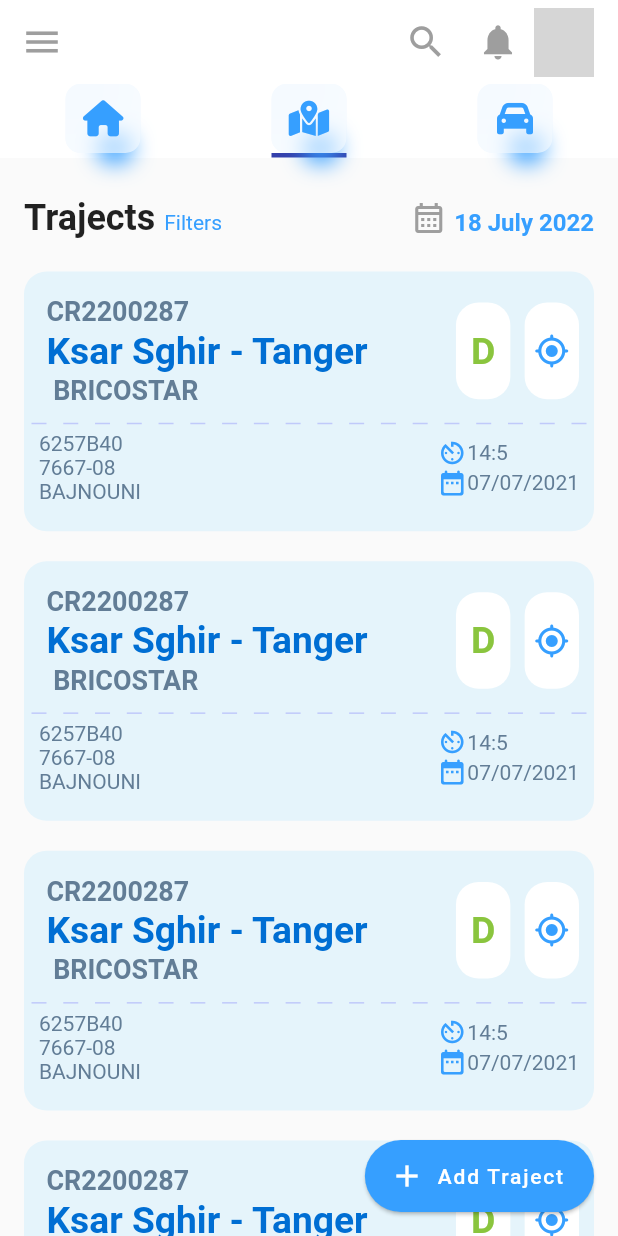
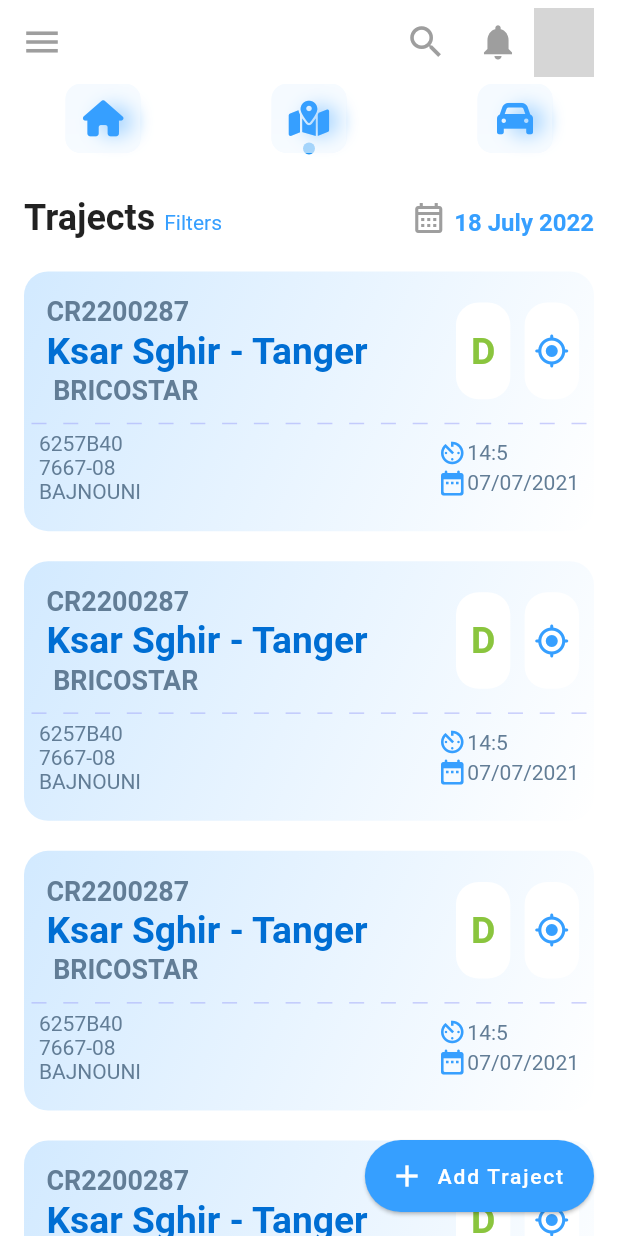
Before and after one commit to abdessamadpas/Sendagest-Transport-Management, a Flutter app: the MainScreen screen opened directly, tab 2 chosen, on a phone screen of 412 x 824 dp. Run offline on Flutter 3.47's test engine with Material 2 defaults, Android fonts, the phone set to English and light mode, and no system bars; our stand-ins replace fl_chart, flutter_inset_box_shadow, flutter_screenutil, flutter_switch, font_awesome_flutter, gap; missing offline and left inert: blurry, ternav_icons; network calls fail; Roboto replaces fonts that are missing (Montserrat); grey boxes are pictures that could not be loaded.

Commit message:
setup cars tab

```diff
--- a/lib/data/data.dart
+++ b/lib/data/data.dart
@@ -1,44 +1,11 @@
 import 'package:sendatrack/constant.dart';
 import 'package:flutter/material.dart';
-import 'package:ternav_icons/ternav_icons.dart';
 
-import '../model/course_model.dart';
-import '../model/planing_model.dart';
+import '../model/trajects_model.dart';
 import '../model/statistics_model.dart';
 
-final List<Course> course = [
-  Course(
-      text: "France",
-      lessons: "35 Lessons",
-      imageUrl: "images/pic/img1.png",
-      percent: 75,
-      backImage: "images/box/box1.png",
-      color: kDarkBlue),
-  Course(
-      text: "Portugese",
-      lessons: "30 Lessons",
-      imageUrl: "images/pic/img2.png",
-      percent: 50,
-      backImage: "images/box/box2.png",
-      color: kOrange),
-  Course(
-      text: "Italian",
-      lessons: "20 Lessons",
-      imageUrl: "images/pic/img3.png",
-      percent: 25,
-      backImage: "images/box/box3.png",
-      color: kGreen),
-  Course(
-      text: "German",
-      lessons: "40 Lessons",
-      imageUrl: "images/pic/img4.png",
-      percent: 75,
-      backImage: "images/box/box4.png",
-      color: kYellow),
-];
-
-final List<Planing> planing = [
-  Planing(
+final List<Traject> trajects = [
+  Traject(
     heading: "Bricostar SARL",
     subHeadingTime: "8:00 AM - 05/01/2023",
     subHeadingDriver: "Driver: John Doe",
@@ -48,7 +15,7 @@
       color: kDarkBlue,
     ),
   ),
-  Planing(
+  Traject(
     heading: "Sostmeier automotive",
     subHeadingTime: "8:00 AM - 05/01/2023",
     subHeadingDriver: "Driver: John Doe",
@@ -58,7 +25,7 @@
       color: kGreen,
     ),
   ),
-  Planing(
+  Traject(
     heading: "Sostmeier automotive",
     subHeadingTime: "8:00 AM - 05/01/2023",
     subHeadingDriver: "Driver: John Doe",
@@ -68,7 +35,7 @@
       color: kGreen,
     ),
   ),
-  Planing(
+  Traject(
     heading: "Sostmeier automotive",
     subHeadingTime: "8:00 AM - 05/01/2023",
     subHeadingDriver: "Driver: John Doe",
@@ -78,7 +45,7 @@
       color: kGreen,
     ),
   ),
-  Planing(
+  Traject(
     heading: "Sostmeier automotive",
     subHeadingTime: "8:00 AM - 05/01/2023",
     subHeadingDriver: "Driver: John Doe",
@@ -88,7 +55,7 @@
       color: kGreen,
     ),
   ),
-  Planing(
+  Traject(
     heading: "Sostmeier automotive",
     subHeadingTime: "8:00 AM - 05/01/2023",
     subHeadingDriver: "Driver: John Doe",
@@ -98,7 +65,7 @@
       color: kGreen,
     ),
   ),
-  Planing(
+  Traject(
     heading: "Sostmeier automotive",
     subHeadingTime: "8:00 AM - 05/01/2023",
     subHeadingDriver: "Driver: John Doe",
--- a/lib/model/planing_model.dart
+++ b/lib/model/trajects_model.dart
@@ -1,13 +1,13 @@
 import 'package:flutter/material.dart';
 
-class Planing {
+class Traject {
   final String heading;
   final String subHeadingTime;
   final String subHeadingDriver;
   final Icon icon;
   final Color color;
 
-  Planing({
+  Traject({
     required this.heading,
     required this.subHeadingTime,
     required this.subHeadingDriver,
--- a/lib/screens/add_traject_page.dart
+++ b/lib/screens/add_traject_page.dart
@@ -1,14 +1,10 @@
 // ignore_for_file: prefer_const_literals_to_create_immutables, prefer_const_constructors
-
 import 'dart:ui';
-
 import 'package:flutter/material.dart';
 import 'package:sendatrack/screens/main_screen.dart';
 import 'package:sendatrack/widgets/textFormField.dart';
 import '../constant.dart';
 import 'package:blurry/blurry.dart';
-import 'package:sendatrack/screens/main_screen.dart';
-import 'package:sendatrack/widgets/test.dart';
 
 class AddTraject extends StatefulWidget {
   const AddTraject({super.key});
@@ -34,7 +30,7 @@
         elevation: 0,
         backgroundColor: Colors.white.withAlpha(200),
         title: const Text('Add Traject',
-            style: TextStyle(color: kDarkBlue, fontWeight: FontWeight.w800)),
+            style: TextStyle(color: DarkBlueTest, fontWeight: FontWeight.w800)),
         centerTitle: true,
         leading: IconButton(
           icon: const Icon(Icons.arrow_back_ios),
--- a/lib/screens/components/home_screen.dart
+++ b/lib/screens/components/home_screen.dart
@@ -1,7 +1,6 @@
 import 'package:sendatrack/screens/components/chart_container.dart';
 import 'package:sendatrack/widgets/activity_header.dart';
 import 'package:sendatrack/widgets/bar_chart.dart';
-import 'package:sendatrack/widgets/courses_grid.dart';
 import 'package:sendatrack/widgets/projects_grid.dart';
 import 'package:sendatrack/widgets/statistics_grid.dart';
 import 'package:flutter/material.dart' hide BoxDecoration, BoxShadow;
@@ -24,6 +23,7 @@
   @override
   Widget build(BuildContext context) {
     return Scaffold(
+      backgroundColor: Color.fromARGB(255, 255, 255, 255),
       body: SingleChildScrollView(
         physics: const BouncingScrollPhysics(),
         child: Padding(
--- a/lib/screens/main_screen.dart
+++ b/lib/screens/main_screen.dart
@@ -3,7 +3,6 @@
 import 'package:sendatrack/screens/components/chart_container.dart';
 import 'package:sendatrack/widgets/activity_header.dart';
 import 'package:sendatrack/widgets/bar_chart.dart';
-import 'package:sendatrack/widgets/courses_grid.dart';
 import 'package:sendatrack/widgets/projects_grid.dart';
 import 'package:sendatrack/widgets/statistics_grid.dart';
 import 'package:flutter/material.dart' hide BoxDecoration, BoxShadow;
@@ -14,6 +13,7 @@
 import 'package:sendatrack/screens/components/home_screen.dart';
 import 'package:font_awesome_flutter/font_awesome_flutter.dart';
 import 'package:flutter_inset_box_shadow/flutter_inset_box_shadow.dart';
+import 'package:sendatrack/screens/cars.dart';
 
 class MainScreen extends StatelessWidget {
   const MainScreen({Key? key}) : super(key: key);
@@ -23,6 +23,7 @@
     return DefaultTabController(
         length: 3,
         child: Scaffold(
+          backgroundColor: Color.fromARGB(255, 255, 255, 255),
           appBar: AppBar(
             elevation: 0,
             backgroundColor: Colors.transparent,
@@ -51,9 +52,11 @@
               )
             ],
             bottom: TabBar(
-                indicatorColor: Color.fromARGB(255, 52, 64, 171),
+                indicatorColor: kDarkBlue,
                 indicatorSize: TabBarIndicatorSize.label,
                 indicatorWeight: 3,
+                // indicator: CircleTabIndicator(color: kDarkBlue, radius: 3),
+                indicator: DotTabIndicator(color: Colors.blue),
                 tabs: [
                   Tab(
                     child: Container(
@@ -70,10 +73,10 @@
                             inset: true,
                           ),
                           BoxShadow(
-                            offset: Offset(8, 20),
+                            offset: Offset(8, 2),
                             color: kDarkBlue,
                             spreadRadius: -13.0,
-                            blurRadius: 12.0,
+                            blurRadius: 10.0,
                           ),
                         ],
                       ),
@@ -98,10 +101,10 @@
                             inset: true,
                           ),
                           BoxShadow(
-                            offset: Offset(8, 20),
+                            offset: Offset(8, 2),
                             color: kDarkBlue,
                             spreadRadius: -13.0,
-                            blurRadius: 12.0,
+                            blurRadius: 10.0,
                           ),
                         ],
                       ),
@@ -126,10 +129,10 @@
                             inset: true,
                           ),
                           BoxShadow(
-                            offset: Offset(8, 20),
+                            offset: Offset(8, 2),
                             color: kDarkBlue,
                             spreadRadius: -13.0,
-                            blurRadius: 12.0,
+                            blurRadius: 10.0,
                           ),
                         ],
                       ),
@@ -141,13 +144,12 @@
                   ),
                 ]),
           ),
-          backgroundColor: Colors.white,
           drawer: const SideMenu(),
           body: TabBarView(
             children: [
               Home(),
               Trajects(),
-              test('context'),
+              Cars(),
             ],
           ),
         ));
@@ -157,3 +159,31 @@
         child: Text(text),
       );
 }
+
+class DotTabIndicator extends Decoration {
+  final Color color;
+
+  DotTabIndicator({required this.color});
+
+  @override
+  BoxPainter createBoxPainter([VoidCallback? onChanged]) {
+    return _DotTabIndicatorPainter(color: color);
+  }
+}
+
+class _DotTabIndicatorPainter extends BoxPainter {
+  final Paint _paint;
+
+  _DotTabIndicatorPainter({required Color color})
+      : _paint = Paint()
+          ..color = color
+          ..style = PaintingStyle.fill;
+
+  @override
+  void paint(Canvas canvas, Offset offset, ImageConfiguration configuration) {
+    final rect = offset & configuration.size!;
+    final center = Offset(rect.center.dx, rect.bottom - 6);
+
+    canvas.drawCircle(center, 4, _paint);
+  }
+}
--- a/lib/screens/trajects_screen.dart
+++ b/lib/screens/trajects_screen.dart
@@ -18,6 +18,7 @@
   @override
   Widget build(BuildContext context) {
     return Scaffold(
+      backgroundColor: Color.fromARGB(255, 255, 255, 255),
       body: SingleChildScrollView(
         child: Padding(
           padding: const EdgeInsets.symmetric(horizontal: 16.0, vertical: 24),
--- a/lib/widgets/projects_grid.dart
+++ b/lib/widgets/projects_grid.dart
@@ -1,9 +1,5 @@
-// ignore_for_file: prefer_const_constructors
-
-import 'package:get/get_connect/http/src/utils/utils.dart';
 import 'package:sendatrack/data/data.dart';
 import 'package:flutter/material.dart';
-import 'package:sendatrack/screens/details_trajects.dart';
 import 'package:flutter_screenutil/flutter_screenutil.dart';
 import 'package:sendatrack/widgets/line_dash.dart';
 import 'package:sendatrack/constant.dart';
@@ -15,7 +11,7 @@
   Widget build(BuildContext context) {
     double width = MediaQuery.of(context).size.width;
     return GridView.builder(
-        itemCount: planing.length,
+        itemCount: trajects.length,
         physics: const NeverScrollableScrollPhysics(),
         shrinkWrap: true,
         gridDelegate: const SliverGridDelegateWithFixedCrossAxisCount(
@@ -23,24 +19,33 @@
         itemBuilder: (context, index) {
           return Container(
             decoration: BoxDecoration(
-                borderRadius:
-                    BorderRadius.circular(15.0), // Adjust the radius as needed
-                // border: Border.all(
-                //     width: 1.0, color: Colors.grey), // Optional: Add a border
-                color: Color.fromARGB(57, 155, 222, 255)),
+              gradient: const LinearGradient(
+                begin: Alignment.topLeft,
+                end: Alignment.bottomRight,
+                colors: [
+                  kDarkBlue,
+                  Color.fromARGB(255, 255, 255, 255),
+                ],
+              ),
+              borderRadius:
+                  BorderRadius.circular(16.0), // Adjust the radius as needed
+              // border: Border.all(
+              //     width: 1.0, color: Colors.grey), // Optional: Add a border
+              color: Color.fromARGB(57, 155, 222, 255),
+            ),
             padding: EdgeInsets.all(5),
             child: Column(
               crossAxisAlignment: CrossAxisAlignment.start,
               children: [
                 Container(
-                  padding: EdgeInsets.fromLTRB(5, 5, 5, 5),
+                  padding: const EdgeInsets.fromLTRB(5, 5, 5, 5),
                   child: Row(
                     mainAxisAlignment: MainAxisAlignment.spaceBetween,
                     children: [
                       Container(
                         width: width * 0.66,
                         height: 200.h,
-                        padding: EdgeInsets.all(5),
+                        padding: const EdgeInsets.all(5),
                         //color: Color.fromARGB(255, 247, 122, 76),
                         child: FractionallySizedBox(
                           child: Column(
@@ -82,7 +87,7 @@
                             width: 95.w,
                             child: Column(
                               mainAxisAlignment: MainAxisAlignment.center,
-                              children: [
+                              children: const [
                                 Text(
                                   'D',
                                   style: TextStyle(
@@ -157,7 +162,7 @@
                         children: [
                           Container(
                             child: Row(
-                              children: [
+                              children: const [
                                 Icon(
                                   Icons.av_timer_outlined,
                                   color: kDarkBlue,
@@ -172,7 +177,7 @@
                           ),
                           Container(
                             child: Row(
-                              children: [
+                              children: const [
                                 Icon(
                                   Icons.date_range_rounded,
                                   color: kDarkBlue,
--- a/pubspec.yaml
+++ b/pubspec.yaml
@@ -54,6 +54,7 @@
   circular_countdown_timer: 0.2.1
   intl: 0.17.0
   syncfusion_flutter_calendar: 20.1.61
+  gap: ^3.0.0
 dev_dependencies:
   flutter_test:
     sdk: flutter
```
Also changed, not shown: lib/model/course_model.dart (deleted, +0 -19 lines), lib/screens/cars.dart (added, +32 -0 lines), lib/services/trajects.dart (added, +23 -0 lines), lib/widgets/carsGrid.dart (added, +15 -0 lines), lib/widgets/carsHeader.dart (added, +78 -0 lines), lib/widgets/courses_grid.dart (deleted, +0 -69 lines), lib/widgets/test.dart (deleted, +0 -112 lines), lib/widgets/textFormField.dart (+3 -5 lines), pubspec.lock.
